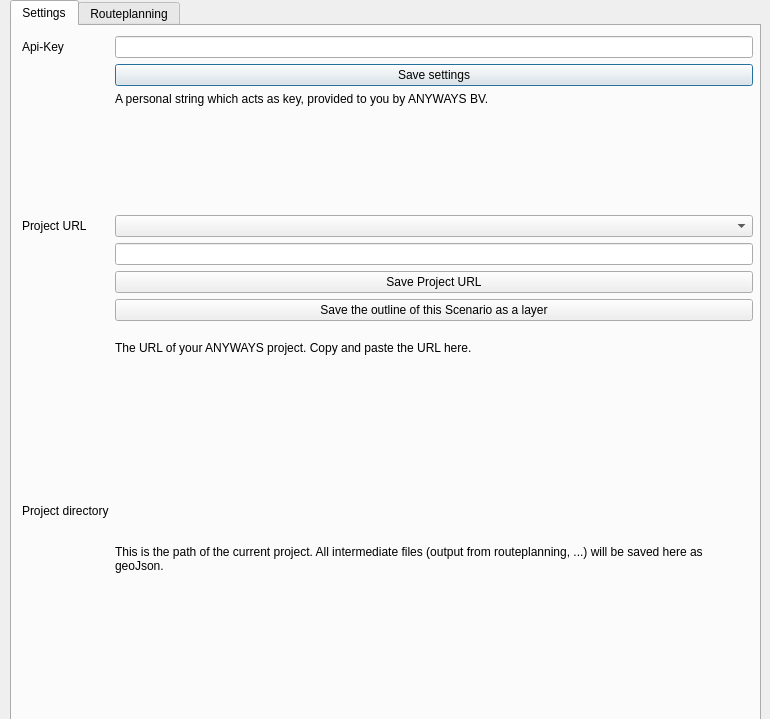
Old version of the form ImPact_toolbox_dialog_base.ui in the repository anyways-open/impact-qgis-plugin.
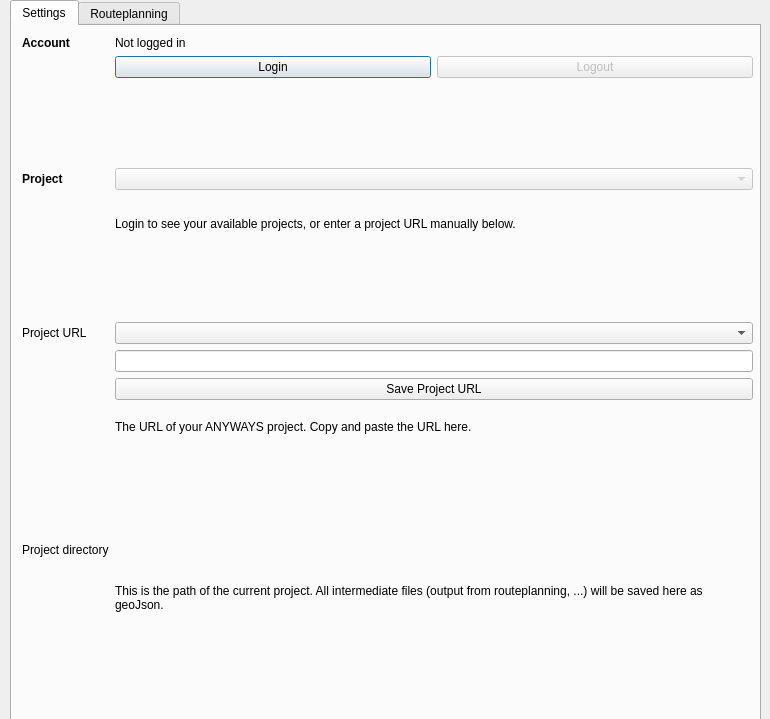
New version of the form. The open tabs and pages were chosen to show the change. Custom widgets are drawn as their Qt base class.

Commit message:
Add device code flow authentication for ANYWAYS account login.
Adds OAuth 2.0 Device Code Flow (RFC 8628) so plugin users can log in
with their ANYWAYS account and have their project list fetched
automatically. Manual URL entry remains as a fallback.

New: auth/DeviceFlowAuth.py (OIDC discovery, QTimer polling, token
refresh), auth/TokenStorage.py (QgsSettings persistence).
Modified: settings tab UI with login/logout/project picker, ApiClient
with Bearer header and get_projects(), all API clients accept optional
get_token for authenticated requests.

Diff of the .ui file:
```diff
--- a/ImPact_toolbox_dialog_base.ui
+++ b/ImPact_toolbox_dialog_base.ui
@@ -72,17 +72,50 @@
       <item row="0" column="0">
        <widget class="QLabel" name="label">
         <property name="text">
-         <string>Api-Key</string>
+         <string>Account</string>
+        </property>
+        <property name="font">
+         <font>
+          <bold>true</bold>
+         </font>
         </property>
        </widget>
       </item>
       <item row="0" column="1">
-       <widget class="QLineEdit" name="api_key_field"/>
+       <widget class="QLabel" name="auth_status_label">
+        <property name="text">
+         <string>Not logged in</string>
+        </property>
+       </widget>
+      </item>
+      <item row="1" column="1">
+       <layout class="QHBoxLayout" name="auth_buttons_layout">
+        <item>
+         <widget class="QPushButton" name="login_button">
+          <property name="text">
+           <string>Login</string>
+          </property>
+         </widget>
+        </item>
+        <item>
+         <widget class="QPushButton" name="logout_button">
+          <property name="text">
+           <string>Logout</string>
+          </property>
+          <property name="enabled">
+           <bool>false</bool>
+          </property>
+         </widget>
+        </item>
+       </layout>
       </item>
       <item row="2" column="1">
        <widget class="QLabel" name="label_2">
         <property name="text">
-         <string>A personal string which acts as key, provided to you by ANYWAYS BV.</string>
+         <string/>
+        </property>
+        <property name="wordWrap">
+         <bool>true</bool>
         </property>
        </widget>
       </item>
@@ -94,12 +127,74 @@
         <property name="sizeHint" stdset="0">
          <size>
           <width>20</width>
-          <height>40</height>
+          <height>20</height>
          </size>
         </property>
        </spacer>
       </item>
-      <item row="11" column="1">
+      <item row="4" column="0">
+       <widget class="QLabel" name="label_project_header">
+        <property name="text">
+         <string>Project</string>
+        </property>
+        <property name="font">
+         <font>
+          <bold>true</bold>
+         </font>
+        </property>
+       </widget>
+      </item>
+      <item row="4" column="1">
+       <widget class="QComboBox" name="project_picker">
+        <property name="enabled">
+         <bool>false</bool>
+        </property>
+       </widget>
+      </item>
+      <item row="5" column="1">
+       <widget class="QLabel" name="label_project_explanation">
+        <property name="text">
+         <string>&lt;html&gt;&lt;head/&gt;&lt;body&gt;&lt;p&gt;Login to see your available projects, or enter a project URL manually below.&lt;/p&gt;&lt;/body&gt;&lt;/html&gt;</string>
+        </property>
+        <property name="wordWrap">
+         <bool>true</bool>
+        </property>
+       </widget>
+      </item>
+      <item row="6" column="1">
+       <spacer name="verticalSpacer_3">
+        <property name="orientation">
+         <enum>Qt::Vertical</enum>
+        </property>
+        <property name="sizeHint" stdset="0">
+         <size>
+          <width>20</width>
+          <height>20</height>
+         </size>
+        </property>
+       </spacer>
+      </item>
+      <item row="7" column="0">
+       <widget class="QLabel" name="label_3">
+        <property name="text">
+         <string>Project URL</string>
+        </property>
+       </widget>
+      </item>
+      <item row="7" column="1">
+       <widget class="QComboBox" name="impact_instance_selector"/>
+      </item>
+      <item row="8" column="1">
+       <widget class="QLineEdit" name="impact_url_textfield"/>
+      </item>
+      <item row="9" column="1">
+       <widget class="QPushButton" name="save_impact_url_button">
+        <property name="text">
+         <string>Save Project URL</string>
+        </property>
+       </widget>
+      </item>
+      <item row="10" column="1">
        <widget class="QLabel" name="label_5">
         <property name="text">
          <string>&lt;html&gt;&lt;head/&gt;&lt;body&gt;&lt;p&gt;The URL of your ANYWAYS project. Copy and paste the URL here.&lt;/p&gt;&lt;p/&gt;&lt;/body&gt;&lt;/html&gt;</string>
@@ -109,7 +204,7 @@
         </property>
        </widget>
       </item>
-      <item row="12" column="1">
+      <item row="11" column="1">
        <spacer name="verticalSpacer_2">
         <property name="orientation">
          <enum>Qt::Vertical</enum>
@@ -122,17 +217,17 @@
         </property>
        </spacer>
       </item>
-      <item row="13" column="0">
+      <item row="12" column="0">
        <widget class="QLabel" name="label_4">
         <property name="text">
          <string>Project directory</string>
         </property>
        </widget>
       </item>
-      <item row="13" column="1">
+      <item row="12" column="1">
        <widget class="QgsFileWidget" name="project_directory" native="true"/>
       </item>
-      <item row="14" column="1">
+      <item row="13" column="1">
        <widget class="QLabel" name="label_6">
         <property name="text">
          <string>&lt;html&gt;&lt;head/&gt;&lt;body&gt;&lt;p&gt;This is the path of the current project. All intermediate files (output from routeplanning, ...) will be saved here as geoJson.&lt;/p&gt;&lt;/body&gt;&lt;/html&gt;</string>
@@ -145,7 +240,7 @@
         </property>
        </widget>
       </item>
-      <item row="15" column="1">
+      <item row="14" column="1">
        <spacer name="verticalSpacer_5">
         <property name="orientation">
          <enum>Qt::Vertical</enum>
@@ -158,40 +253,6 @@
         </property>
        </spacer>
       </item>
-      <item row="7" column="1">
-       <widget class="QComboBox" name="impact_instance_selector"/>
-      </item>
-      <item row="7" column="0">
-       <widget class="QLabel" name="label_3">
-        <property name="text">
-         <string>Project URL</string>
-        </property>
-       </widget>
-      </item>
-      <item row="1" column="1">
-       <widget class="QPushButton" name="save_settings_button">
-        <property name="text">
-         <string>Save settings</string>
-        </property>
-       </widget>
-      </item>
-      <item row="10" column="1">
-       <widget class="QPushButton" name="save_area_outline">
-        <property name="text">
-         <string>Save the outline of this Scenario as a layer</string>
-        </property>
-       </widget>
-      </item>
-      <item row="8" column="1">
-       <widget class="QLineEdit" name="impact_url_textfield"/>
-      </item>
-      <item row="9" column="1">
-       <widget class="QPushButton" name="save_impact_url_button">
-        <property name="text">
-         <string>Save Project URL</string>
-        </property>
-       </widget>
-      </item>
      </layout>
      <zorder>label</zorder>
      <zorder>api_key_field</zorder>
```
Left out of the diff: 22 changed lines with no effect on the pictures. The commit also changes 9 other files.
